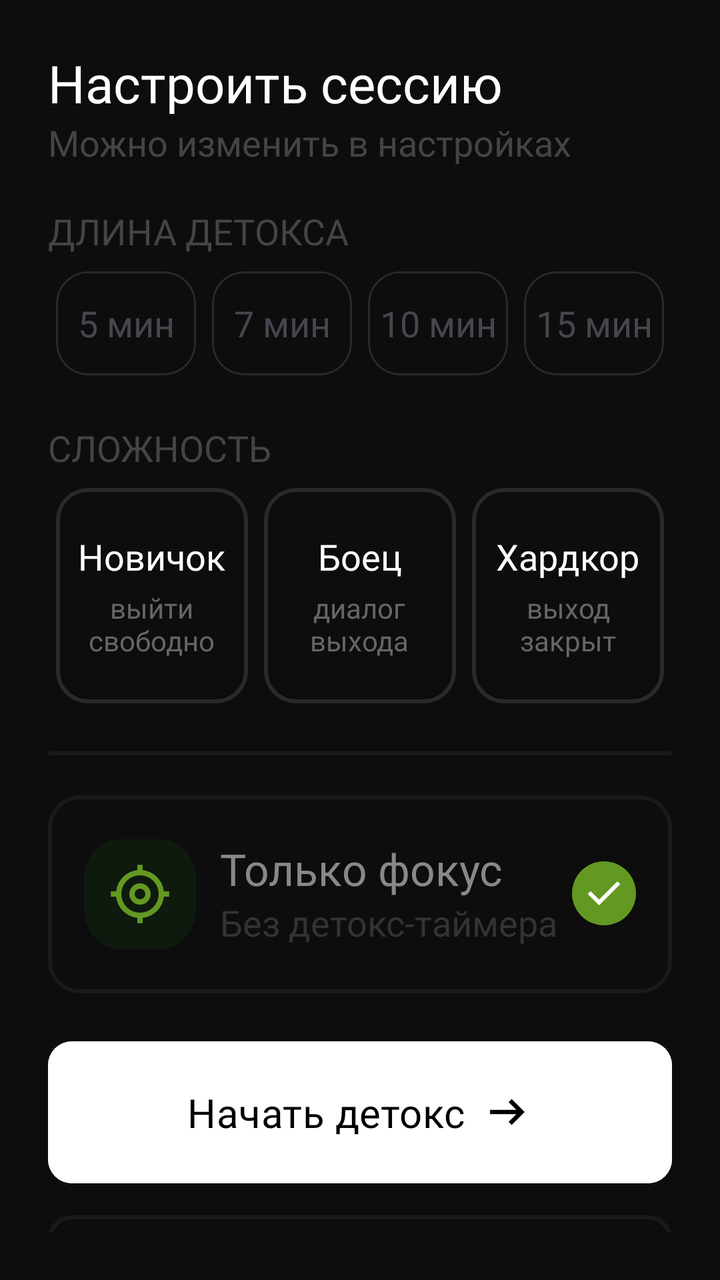
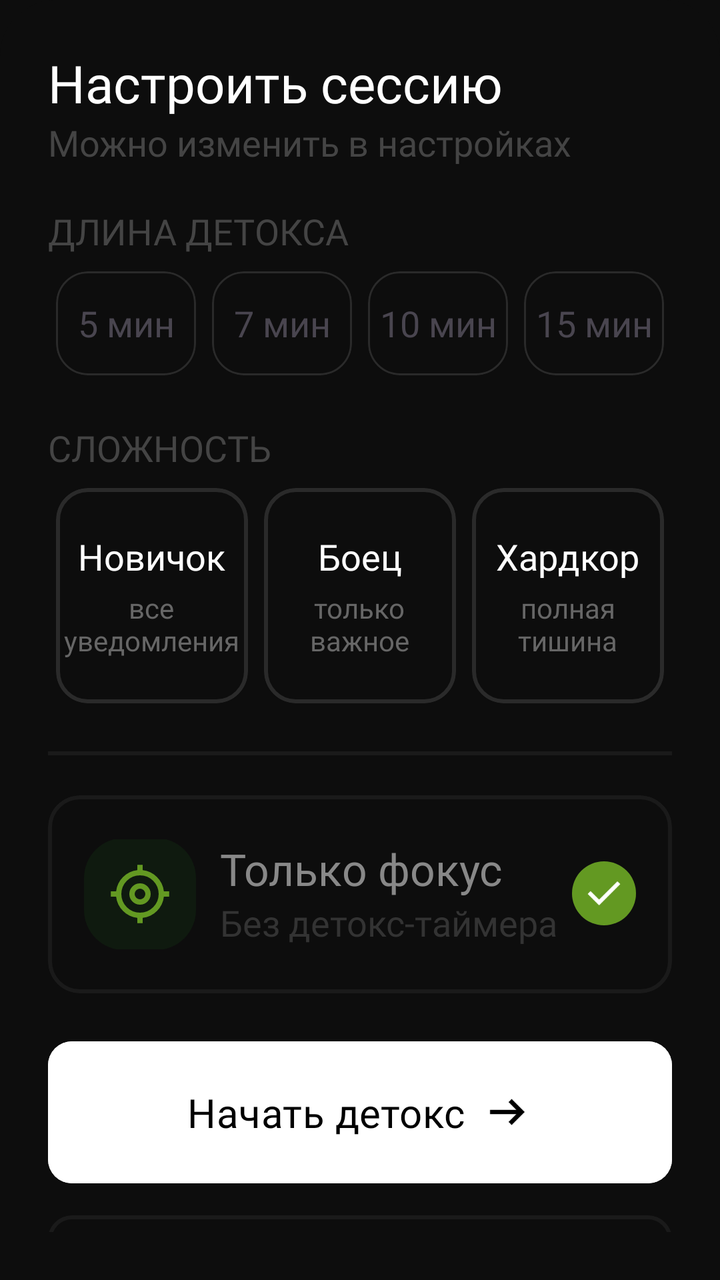

An Android layout rendered at two revisions. The XML below is the earlier revision; the diff shows what the commit changed to produce the second picture.
<!-- AndroidManifest.xml: application theme Theme.BoredomFocus -->
<!-- res/layout/bottom_sheet_session_settings.xml -->
<?xml version="1.0" encoding="utf-8"?>
<androidx.constraintlayout.widget.ConstraintLayout xmlns:android="http://schemas.android.com/apk/res/android"
    xmlns:app="http://schemas.android.com/apk/res-auto"
    android:id="@+id/sessionSettings"
    android:layout_width="match_parent"
    android:layout_height="wrap_content"
    android:background="@drawable/bg_bottom_sheet_dark"
    android:padding="24dp">

    <TextView
        android:id="@+id/tvSettings"
        android:layout_width="wrap_content"
        android:layout_height="wrap_content"
        android:fontFamily="@font/inter_medium"
        android:text="Настроить сессию"
        android:textColor="@color/white"
        android:textSize="26sp"
        app:layout_constraintStart_toStartOf="parent"
        app:layout_constraintTop_toTopOf="parent" />

    <TextView
        android:id="@+id/tvSettings2"
        android:layout_width="wrap_content"
        android:layout_height="wrap_content"
        android:fontFamily="@font/inter_medium"
        android:text="Можно изменить в настройках"
        android:textColor="#444444"
        android:textSize="18sp"
        app:layout_constraintStart_toStartOf="parent"
        app:layout_constraintTop_toBottomOf="@+id/tvSettings" />

    <TextView
        android:id="@+id/tvDetox"
        android:layout_width="wrap_content"
        android:layout_height="wrap_content"
        android:fontFamily="@font/inter_regular"
        android:text="Длина детокса"
        android:textAllCaps="true"
        android:textColor="#444444"
        android:textSize="18sp"
        android:layout_marginTop="20dp"
        app:layout_constraintStart_toStartOf="parent"
        app:layout_constraintTop_toBottomOf="@+id/tvSettings2" />

    <LinearLayout
        android:id="@+id/llDetoxTimeButtons"
        android:layout_width="0dp"
        android:layout_height="wrap_content"
        android:orientation="horizontal"
        android:layout_marginTop="4dp"
        app:layout_constraintEnd_toEndOf="parent"
        app:layout_constraintStart_toStartOf="parent"
        app:layout_constraintTop_toBottomOf="@+id/tvDetox">

        <com.google.android.material.card.MaterialCardView
            android:id="@+id/cardTimeFive"
            style="@style/DurationChoiceStyle2"
            android:layout_marginTop="4dp"
            android:layout_marginBottom="4dp"
            android:layout_weight="1">

            <TextView
                android:layout_width="match_parent"
                android:layout_height="match_parent"
                android:fontFamily="@font/inter_medium"
                android:gravity="center"
                android:text="5 мин"
                android:textSize="18sp" />

        </com.google.android.material.card.MaterialCardView>

        <com.google.android.material.card.MaterialCardView
            android:id="@+id/cardTimeSeven"
            style="@style/DurationChoiceStyle2"
            android:layout_marginTop="4dp"
            android:layout_marginBottom="4dp"
            android:layout_weight="1">

            <TextView
                android:layout_width="match_parent"
                android:layout_height="match_parent"
                android:fontFamily="@font/inter_medium"
                android:gravity="center"
                android:text="7 мин"
                android:textSize="18sp" />

        </com.google.android.material.card.MaterialCardView>

        <com.google.android.material.card.MaterialCardView
            android:id="@+id/cardTimeTen"
            style="@style/DurationChoiceStyle2"
            android:layout_marginTop="4dp"
            android:layout_marginBottom="4dp"
            android:layout_weight="1">

            <TextView
                android:layout_width="match_parent"
                android:layout_height="match_parent"
                android:fontFamily="@font/inter_medium"
                android:gravity="center"
                android:text="10 мин"
                android:textSize="18sp" />

        </com.google.android.material.card.MaterialCardView>

        <com.google.android.material.card.MaterialCardView
            android:id="@+id/cardTimeFifteen"
            style="@style/DurationChoiceStyle2"
            android:layout_marginTop="4dp"
            android:layout_marginBottom="4dp"
            android:layout_weight="1">

            <TextView
                android:layout_width="match_parent"
                android:layout_height="match_parent"
                android:fontFamily="@font/inter_medium"
                android:gravity="center"
                android:text="15 мин"
                android:textSize="18sp" />

        </com.google.android.material.card.MaterialCardView>

    </LinearLayout>

    <TextView
        android:id="@+id/tvDifficulty"
        android:layout_width="wrap_content"
        android:layout_height="wrap_content"
        android:fontFamily="@font/inter_regular"
        android:text="Сложность"
        android:textAllCaps="true"
        android:textColor="#444444"
        android:textSize="18sp"
        android:layout_marginTop="20dp"
        app:layout_constraintStart_toStartOf="parent"
        app:layout_constraintTop_toBottomOf="@+id/llDetoxTimeButtons" />

    <LinearLayout
        android:id="@+id/llSettingsDifficultyButtons"
        android:layout_width="0dp"
        android:layout_height="wrap_content"
        android:orientation="horizontal"
        android:layout_marginTop="4dp"
        app:layout_constraintEnd_toEndOf="parent"
        app:layout_constraintStart_toStartOf="parent"
        app:layout_constraintTop_toBottomOf="@+id/tvDifficulty">

        <com.google.android.material.card.MaterialCardView
            android:id="@+id/cardDifficultyBeginner"
            android:layout_width="0dp"
            android:layout_height="wrap_content"
            android:layout_marginStart="4dp"
            android:layout_marginTop="4dp"
            android:layout_marginBottom="4dp"
            android:layout_weight="1"
            app:cardBackgroundColor="@android:color/transparent"
            app:cardCornerRadius="16dp"
            app:strokeColor="@color/card_unselected"
            app:strokeWidth="2dp">

            <LinearLayout
                android:layout_width="match_parent"
                android:layout_height="match_parent"
                android:gravity="center"
                android:orientation="vertical"
                android:paddingVertical="22dp">

                <TextView
                    android:id="@+id/tvDifficultyBeginner"
                    android:layout_width="wrap_content"
                    android:layout_height="wrap_content"
                    android:fontFamily="@font/inter_bold"
                    android:text="Новичок"
                    android:textColor="@color/white"
                    android:textSize="18sp" />

                <TextView
                    android:id="@+id/tvDifficultyBeginner2"
                    android:layout_width="wrap_content"
                    android:layout_height="wrap_content"
                    android:layout_marginTop="4dp"
                    android:fontFamily="@font/inter_regular"
                    android:gravity="center"
                    android:text="выйти\nсвободно"
                    android:textColor="#666666"
                    android:textSize="14sp" />

            </LinearLayout>

        </com.google.android.material.card.MaterialCardView>

        <com.google.android.material.card.MaterialCardView
            android:id="@+id/cardDifficultyFighter"
            android:layout_width="0dp"
            android:layout_height="wrap_content"
            android:layout_marginStart="8dp"
            android:layout_marginTop="4dp"
            android:layout_marginEnd="8dp"
            android:layout_marginBottom="4dp"
            android:layout_weight="1"
            app:cardBackgroundColor="@android:color/transparent"
            app:cardCornerRadius="16dp"
            app:strokeColor="@color/card_unselected"
            app:strokeWidth="2dp">

            <LinearLayout
                android:layout_width="match_parent"
                android:layout_height="match_parent"
                android:gravity="center"
                android:orientation="vertical"
                android:paddingVertical="22dp">

                <TextView
                    android:id="@+id/tvDifficultyFighter"
                    android:layout_width="wrap_content"
                    android:layout_height="wrap_content"
                    android:fontFamily="@font/inter_bold"
                    android:text="Боец"
                    android:textColor="@color/white"
                    android:textSize="18sp" />

                <TextView
                    android:id="@+id/tvDifficultyFighter2"
                    android:layout_width="wrap_content"
                    android:layout_height="wrap_content"
                    android:layout_marginTop="4dp"
                    android:fontFamily="@font/inter_regular"
                    android:gravity="center"
                    android:text="диалог\nвыхода"
                    android:textColor="#666666"
                    android:textSize="14sp" />

            </LinearLayout>

        </com.google.android.material.card.MaterialCardView>

        <com.google.android.material.card.MaterialCardView
            android:id="@+id/cardDifficultyHardcore"
            android:layout_width="0dp"
            android:layout_height="wrap_content"
            android:layout_marginTop="4dp"
            android:layout_marginEnd="4dp"
            android:layout_marginBottom="4dp"
            android:layout_weight="1"
            app:cardBackgroundColor="@android:color/transparent"
            app:cardCornerRadius="16dp"
            app:strokeColor="@color/card_unselected"
            app:strokeWidth="2dp">

            <LinearLayout
                android:layout_width="match_parent"
                android:layout_height="match_parent"
                android:gravity="center"
                android:orientation="vertical"
                android:paddingVertical="22dp">

                <TextView
                    android:id="@+id/tvDifficultyHardcore"
                    android:layout_width="wrap_content"
                    android:layout_height="wrap_content"
                    android:fontFamily="@font/inter_bold"
                    android:text="Хардкор"
                    android:textColor="@color/white"
                    android:textSize="18sp" />

                <TextView
                    android:id="@+id/tvDifficultyHardcore2"
                    android:layout_width="wrap_content"
                    android:layout_height="wrap_content"
                    android:layout_marginTop="4dp"
                    android:fontFamily="@font/inter_regular"
                    android:gravity="center"
                    android:text="выход\nзакрыт"
                    android:textColor="#666666"
                    android:textSize="14sp" />

            </LinearLayout>

        </com.google.android.material.card.MaterialCardView>

    </LinearLayout>

    <View
        android:id="@+id/viewGrayLine"
        android:layout_width="match_parent"
        android:layout_height="2dp"
        android:background="#1A1A1A"
        android:layout_marginTop="20dp"
        app:layout_constraintEnd_toEndOf="parent"
        app:layout_constraintHorizontal_bias="0.5"
        app:layout_constraintStart_toStartOf="parent"
        app:layout_constraintTop_toBottomOf="@+id/llSettingsDifficultyButtons" />

    <com.google.android.material.card.MaterialCardView
        android:id="@+id/cardFocusOnly"
        android:layout_width="match_parent"
        android:layout_height="wrap_content"
        android:layout_marginTop="20dp"
        app:cardBackgroundColor="#0D0D0D"
        app:cardCornerRadius="16dp"
        app:layout_constraintEnd_toEndOf="parent"
        app:layout_constraintHorizontal_bias="0.5"
        app:layout_constraintStart_toStartOf="parent"
        app:layout_constraintTop_toBottomOf="@+id/viewGrayLine"
        app:strokeColor="#1A1A1A"
        app:strokeWidth="2dp">

        <androidx.constraintlayout.widget.ConstraintLayout
            android:id="@+id/cardFocusOnlyContent"
            android:layout_width="match_parent"
            android:layout_height="match_parent"
            android:paddingHorizontal="18dp"
            android:paddingVertical="22dp">

            <FrameLayout
                android:id="@+id/flFocusBackground"
                android:layout_width="56dp"
                android:layout_height="56dp"
                android:background="@drawable/bg_ic_notification"
                app:layout_constraintBottom_toBottomOf="@+id/tvFocusOnly2"
                app:layout_constraintStart_toStartOf="parent"
                app:layout_constraintTop_toTopOf="@+id/tvFocusOnly1">

                <ImageView
                    android:id="@+id/ivFocusIcon"
                    android:layout_width="32dp"
                    android:layout_height="32dp"
                    android:layout_gravity="center"
                    android:src="@drawable/ic_focus_only" />
            </FrameLayout>

            <TextView
                android:id="@+id/tvFocusOnly1"
                android:layout_width="0dp"
                android:layout_height="wrap_content"
                android:layout_marginStart="12dp"
                android:fontFamily="@font/inter_bold"
                android:text="Только фокус"
                android:textColor="#888888"
                android:textSize="22sp"
                app:layout_constraintStart_toEndOf="@+id/flFocusBackground"
                app:layout_constraintTop_toTopOf="parent" />

            <TextView
                android:id="@+id/tvFocusOnly2"
                android:layout_width="0dp"
                android:layout_height="wrap_content"
                android:layout_marginStart="12dp"
                android:fontFamily="@font/inter_medium"
                android:text="Без детокс-таймера"
                android:textColor="#333333"
                android:textSize="18sp"
                app:layout_constraintStart_toEndOf="@+id/flFocusBackground"
                app:layout_constraintTop_toBottomOf="@+id/tvFocusOnly1" />

            <View
                android:id="@+id/viewCircle"
                android:layout_width="32dp"
                android:layout_height="32dp"
                android:background="@drawable/bg_black_circle"
                app:layout_constraintBottom_toBottomOf="@+id/tvFocusOnly2"
                app:layout_constraintEnd_toEndOf="parent"
                app:layout_constraintTop_toTopOf="@+id/tvFocusOnly1" />

            <FrameLayout
                android:id="@+id/flCircleGreen"
                android:layout_width="32dp"
                android:layout_height="32dp"
                android:background="@drawable/bg_green_circle"
                app:layout_constraintBottom_toBottomOf="@+id/tvFocusOnly2"
                app:layout_constraintEnd_toEndOf="parent"
                app:layout_constraintTop_toTopOf="@+id/tvFocusOnly1">

                <ImageView
                    android:id="@+id/ivCheck"
                    android:layout_width="24dp"
                    android:layout_height="24dp"
                    android:layout_gravity="center"
                    android:src="@drawable/ic_check" />
            </FrameLayout>


        </androidx.constraintlayout.widget.ConstraintLayout>
    </com.google.android.material.card.MaterialCardView>

    <com.google.android.material.button.MaterialButton
        android:id="@+id/btnStart"
        android:layout_width="match_parent"
        android:layout_height="wrap_content"
        android:layout_marginTop="20dp"
        android:backgroundTint="@color/white"
        android:fontFamily="@font/inter_bold"
        android:padding="22dp"
        android:text="Начать детокс"
        android:textColor="@color/black"
        android:textSize="20sp"
        app:cornerRadius="12dp"
        app:icon="@drawable/ic_arrow_right"
        app:iconGravity="textEnd"
        app:iconSize="26dp"
        app:iconTint="@color/black"
        app:layout_constraintEnd_toEndOf="parent"
        app:layout_constraintHorizontal_bias="0.5"
        app:layout_constraintStart_toStartOf="parent"
        app:layout_constraintTop_toBottomOf="@+id/cardFocusOnly" />

    <com.google.android.material.button.MaterialButton
        android:id="@+id/btnCancel"
        android:layout_width="match_parent"
        android:layout_height="wrap_content"
        android:layout_marginTop="8dp"
        android:backgroundTint="#0D0D0D"
        android:fontFamily="@font/inter_bold"
        android:padding="22dp"
        android:text="Отмена"
        android:textColor="#444444"
        android:textSize="20sp"
        app:strokeColor="#1A1A1A"
        app:strokeWidth="2dp"
        app:cornerRadius="12dp"
        app:layout_constraintEnd_toEndOf="parent"
        app:layout_constraintHorizontal_bias="0.5"
        app:layout_constraintStart_toStartOf="parent"
        app:layout_constraintTop_toBottomOf="@+id/btnStart" />

</androidx.constraintlayout.widget.ConstraintLayout>
<!-- resources referenced by this layout -->
<resources>
  <color name="black">#FF000000</color>
  <color name="card_unselected">#2A2A2A</color>
  <color name="white">#FFFFFFFF</color>
  <!-- drawable bg_black_circle (drawable) -->
  <?xml version="1.0" encoding="utf-8"?>
  <shape xmlns:android="http://schemas.android.com/apk/res/android" android:shape="oval">
      <solid android:color="#0D0D0D"/>
      <size android:width="24dp" android:height="24dp"/>
      <stroke android:width="3dp" android:color="#1A1A1A"/>
  </shape>
  <!-- drawable bg_bottom_sheet_dark (drawable) -->
  <?xml version="1.0" encoding="utf-8"?>
  <shape xmlns:android="http://schemas.android.com/apk/res/android">
      <solid android:color="#0D0D0D" />
  
      <corners
          android:topLeftRadius="28dp"
          android:topRightRadius="28dp" />
  </shape>
  <!-- drawable bg_green_circle (drawable) -->
  <?xml version="1.0" encoding="utf-8"?>
  <shape xmlns:android="http://schemas.android.com/apk/res/android" android:shape="oval">
      <solid android:color="#639922"/>
      <size android:width="24dp" android:height="24dp"/>
  </shape>
  <!-- drawable bg_ic_notification (drawable) -->
  <?xml version="1.0" encoding="utf-8"?>
  <shape xmlns:android="http://schemas.android.com/apk/res/android">
      <solid android:color="#0F1A0F"/>
      <corners android:radius="20dp"/>
  </shape>
  <!-- drawable ic_arrow_right (drawable) -->
  <vector xmlns:android="http://schemas.android.com/apk/res/android" android:autoMirrored="true" android:height="24dp" android:tint="#000000" android:viewportHeight="960" android:viewportWidth="960" android:width="24dp">
        
      <path android:fillColor="@android:color/white" android:pathData="M560,720L504,662L646,520L160,520L160,440L646,440L504,298L560,240L800,480L560,720Z"/>
      
  </vector>
  <!-- drawable ic_check (drawable) -->
  <vector xmlns:android="http://schemas.android.com/apk/res/android" android:height="24dp" android:tint="#FFFFFF" android:viewportHeight="960" android:viewportWidth="960" android:width="24dp">
        
      <path android:fillColor="@android:color/white" android:pathData="M382,720L154,492L211,435L382,606L749,239L806,296L382,720Z"/>
      
  </vector>
  <style name="DurationChoiceStyle2">
          <item name="android:layout_width">0dp</item>
          <item name="android:layout_height">52dp</item>
          <item name="android:layout_marginEnd">4dp</item>
          <item name="android:layout_marginStart">4dp</item>
  
          <item name="cardCornerRadius">16dp</item>
          <item name="cardBackgroundColor">@android:color/transparent</item>
  
          <item name="strokeWidth">1dp</item>
          <item name="strokeColor">#2A2A2A</item>
  
      </style>
  <style name="Theme.BoredomFocus" parent="Base.Theme.BoredomFocus" />
  <style name="Base.Theme.BoredomFocus" parent="Theme.Material3.DayNight.NoActionBar">
  
          <item name="android:windowBackground">#0D0D0D</item>
  
          <item name="android:statusBarColor">#0D0D0D</item>
          <item name="android:navigationBarColor">#0D0D0D</item>
  
          <item name="android:windowLightStatusBar">false</item>
          <item name="android:windowLightNavigationBar" tools:targetApi="o_mr1">false</item>
  
          <item name="android:windowDrawsSystemBarBackgrounds">true</item>
          <item name="android:enforceNavigationBarContrast" tools:targetApi="q">false</item>
  
      </style>
  <!-- unchanged entries left out for length: 1 -->
</resources>

<!-- the commit's change to res/layout/bottom_sheet_session_settings.xml (unified diff, before → after) -->
@@ -181,7 +181,7 @@
                     android:layout_marginTop="4dp"
                     android:fontFamily="@font/inter_regular"
                     android:gravity="center"
-                    android:text="выйти\nсвободно"
+                    android:text="все\nуведомления"
                     android:textColor="#666666"
                     android:textSize="14sp" />
 
@@ -226,7 +226,7 @@
                     android:layout_marginTop="4dp"
                     android:fontFamily="@font/inter_regular"
                     android:gravity="center"
-                    android:text="диалог\nвыхода"
+                    android:text="только\nважное"
                     android:textColor="#666666"
                     android:textSize="14sp" />
 
@@ -270,7 +270,7 @@
                     android:layout_marginTop="4dp"
                     android:fontFamily="@font/inter_regular"
                     android:gravity="center"
-                    android:text="выход\nзакрыт"
+                    android:text="полная\nтишина"
                     android:textColor="#666666"
                     android:textSize="14sp" />
 
